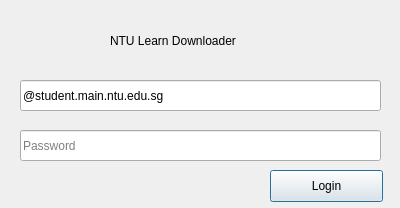
The window that src/main/resources/base/layouts/login.ui (leafgecko/NTULearn-Downloader-GUI) describes before a commit, drawn with Qt 5.
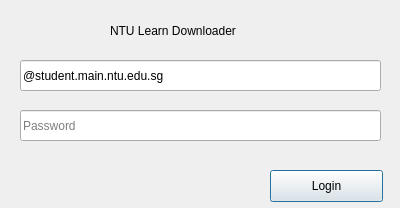
The same window after the commit.

Diff of the .ui file:
```diff
--- a/src/main/resources/base/layouts/login.ui
+++ b/src/main/resources/base/layouts/login.ui
@@ -17,7 +17,7 @@
    <property name="geometry">
     <rect>
      <x>20</x>
-     <y>130</y>
+     <y>110</y>
      <width>361</width>
      <height>31</height>
     </rect>
@@ -42,7 +42,7 @@
    <property name="geometry">
     <rect>
      <x>20</x>
-     <y>80</y>
+     <y>60</y>
      <width>361</width>
      <height>31</height>
     </rect>
@@ -58,7 +58,7 @@
    <property name="geometry">
     <rect>
      <x>110</x>
-     <y>20</y>
+     <y>10</y>
      <width>181</width>
      <height>41</height>
     </rect>
@@ -80,6 +80,22 @@
     <string>Login</string>
    </property>
   </widget>
+  <widget class="QLabel" name="updateLabel">
+   <property name="geometry">
+    <rect>
+     <x>20</x>
+     <y>150</y>
+     <width>251</width>
+     <height>16</height>
+    </rect>
+   </property>
+   <property name="text">
+    <string></string>
+   </property>
+   <property name="textFormat">
+    <enum>Qt::RichText</enum>
+   </property>
+  </widget>
  </widget>
  <tabstops>
   <tabstop>Username</tabstop>
```
